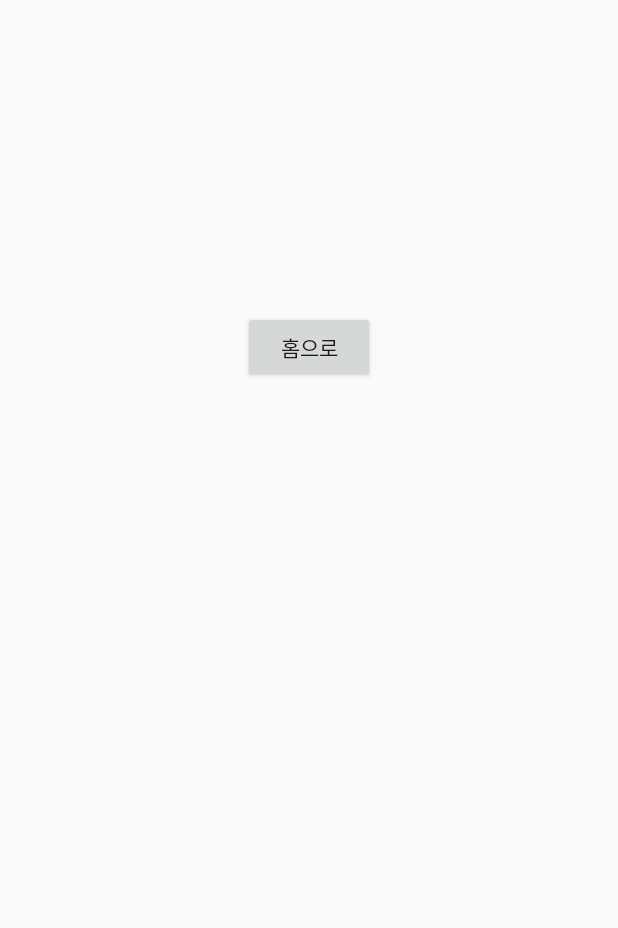
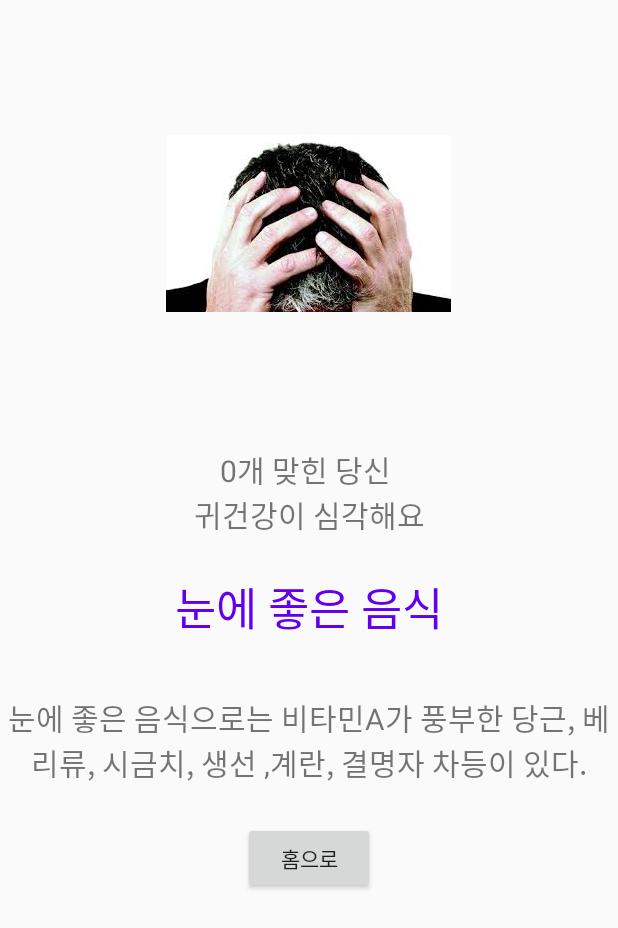
Before and after one commit to ChoiGiSung/sound, an Android app: the ResultActivity screen opened directly, with no data from a screen before it, on a phone screen of 412 x 824 dp. Shown: the top 928 px of the screen. Run offline under Robolectric (Android 15) with nearby library versions, the phone set to English and light mode, and no system bars.

Commit message:
청력검사 후 화면창

```diff
--- a/Sound_MainPage/app/src/main/res/layout/result_page.xml
+++ b/Sound_MainPage/app/src/main/res/layout/result_page.xml
@@ -11,8 +11,9 @@
        >
         <ImageView
             android:id="@+id/result_img"
-            android:layout_width="match_parent"
-            android:layout_height="match_parent"
+            android:layout_width="wrap_content"
+            android:layout_height="wrap_content"
+            android:layout_gravity="center"
             android:padding="90dp"/>
         <TextView
             android:id="@+id/result_txt"
@@ -20,6 +21,22 @@
             android:layout_height="match_parent"
             android:gravity="center"
             android:textSize="20dp"/>
+        <TextView
+            android:layout_width="match_parent"
+            android:layout_height="match_parent"
+            android:gravity="center"
+            android:textSize="30dp"
+            android:layout_gravity="center"
+            android:textColor="@color/colorPrimary"
+            android:text="눈에 좋은 음식\n"/>
+        <TextView
+            android:id="@+id/food"
+            android:layout_width="match_parent"
+            android:layout_height="match_parent"
+            android:gravity="center"
+            android:textSize="20dp"
+            android:text="눈에 좋은 음식으로는 비타민A가 풍부한 당근, 베리류, 시금치, 생선 ,계란, 결명자 차등이 있다.\n"/>
+
         <Button
             android:id="@+id/goHome"
             android:layout_width="wrap_content"
```
Also changed, not shown: Sound_MainPage/app/src/main/java/com/example/sound_mainpage/SoundTest/ResultActivity.java (+16 -22 lines), Sound_MainPage/app/src/main/res/mipmap-hdpi/good.jpg (added), Sound_MainPage/app/src/main/res/mipmap-hdpi/happy.jpg (added), Sound_MainPage/app/src/main/res/mipmap-hdpi/soso.jpg (added).
